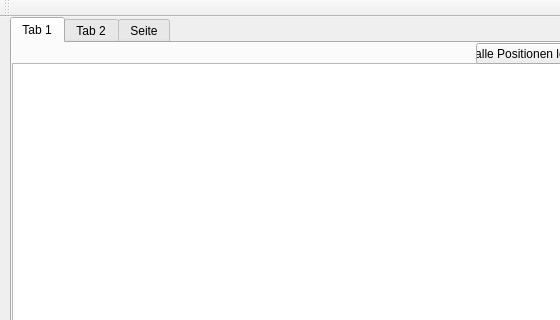
Qt form mainwindow.ui (Koerner/Sturzflug-at-daedalus.ei.tum.de) before a commit; both pictures show x 0 to 560 and y 0 to 320 of the 1024 by 600 pixel window.
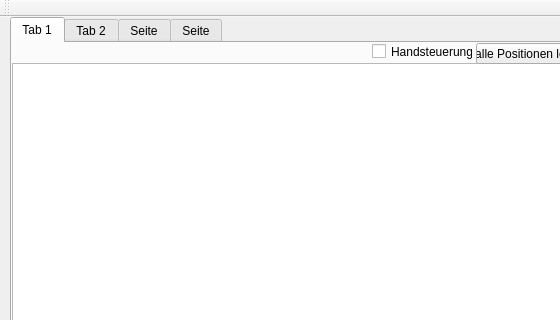
The same form after that commit. The open tabs and pages were chosen to show the change.

```diff
--- a/mainwindow.ui
+++ b/mainwindow.ui
@@ -257,6 +257,19 @@
        <string>alle Positionen löschen</string>
       </property>
      </widget>
+     <widget class="QCheckBox" name="checkBox">
+      <property name="geometry">
+       <rect>
+        <x>360</x>
+        <y>0</y>
+        <width>101</width>
+        <height>17</height>
+       </rect>
+      </property>
+      <property name="text">
+       <string>Handsteuerung</string>
+      </property>
+     </widget>
     </widget>
     <widget class="QWidget" name="tab_6">
      <attribute name="title">
@@ -1188,6 +1201,11 @@
       </layout>
      </widget>
     </widget>
+    <widget class="QWidget" name="Handsteuerung">
+     <attribute name="title">
+      <string>Seite</string>
+     </attribute>
+    </widget>
    </widget>
    <widget class="QWidget" name="gridLayoutWidget_4">
     <property name="geometry">
```
Left out of the diff: 2 changed lines with no effect on the pictures.
